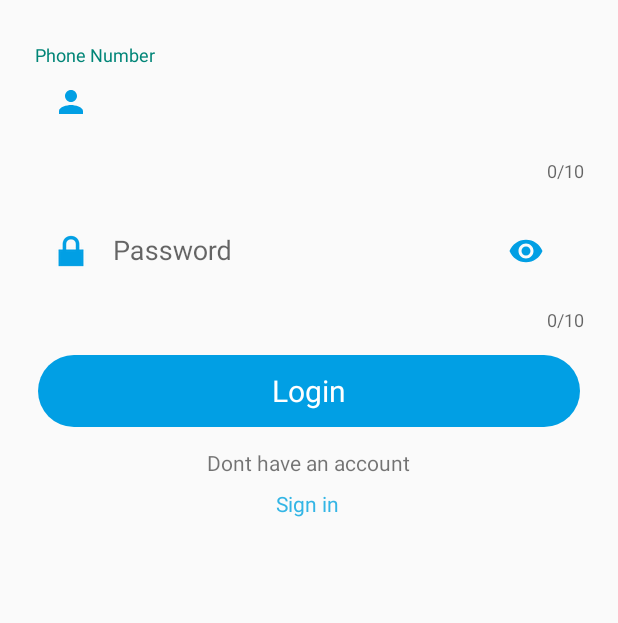
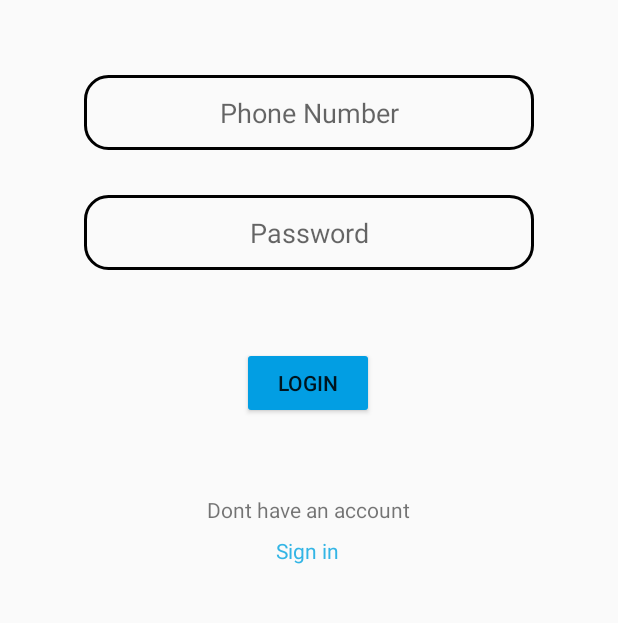
Before and after one commit to medhairya/Vrundavan-Solutions-App, an Android app: the loginpage screen opened directly, with no data from a screen before it, on a phone screen of 412 x 824 dp, the part 194-817 px from its top. Run offline under Robolectric (Android 15) with nearby library versions, the phone set to English and light mode, and no system bars; our stand-ins replace Firebase (no records; nobody signed in at launch, a user with empty details on screens opened directly).

Commit message:
Commit 7

```diff
--- a/app/src/main/java/com/dhairya/vrundavansolutions/loginpage.java
+++ b/app/src/main/java/com/dhairya/vrundavansolutions/loginpage.java
@@ -1,64 +1,107 @@
 package com.dhairya.vrundavansolutions;
 
+import android.app.ProgressDialog;
+import android.content.Intent;
+import  android.os.Bundle;
+import android.text.TextUtils;
+import android.view.View;
+import android.widget.Button;
+import android.widget.EditText;
+import android.widget.Toast;
+
+import androidx.annotation.NonNull;
 import androidx.appcompat.app.AppCompatActivity;
 
-import android.annotation.SuppressLint;
-import android.content.Intent;
-import android.os.Bundle;
-import android.os.Handler;
-import android.view.View;
-import android.widget.RelativeLayout;
-import android.widget.TextView;
-
-import com.airbnb.lottie.LottieAnimationView;
+import com.dhairya.vrundavansolutions.Model.Users;
+import com.google.firebase.database.DataSnapshot;
+import com.google.firebase.database.DatabaseError;
+import com.google.firebase.database.DatabaseReference;
+import com.google.firebase.database.FirebaseDatabase;
+import com.google.firebase.database.ValueEventListener;
 
 public class loginpage extends AppCompatActivity {
 
-    TextView textView;
-    RelativeLayout buttonLayout;
-    TextView buttonText;
-    LottieAnimationView buttonAnimation;
-    public static final int TIMER = 2000;
+    private EditText PhoneNumber, Password ;
+    Button LoginButton;
+    private ProgressDialog loadingBar;
+    private String parentDbName = "Users";
 
-    @SuppressLint("WrongViewCast")
+
     @Override
-    protected void onCreate(Bundle savedInstanceState) {
+    protected void onCreate(Bundle savedInstanceState){
         super.onCreate(savedInstanceState);
         setContentView(R.layout.activity_loginpage);
 
-        textView= findViewById(R.id.textView2);
-        textView.setOnClickListener(new View.OnClickListener() {
+        PhoneNumber = findViewById(R.id.ePhoneNumber);
+        Password = findViewById(R.id.ePassword);
+        LoginButton = findViewById(R.id.eLogin);
+        loadingBar = new ProgressDialog(this);
+
+
+        LoginButton.setOnClickListener(new View.OnClickListener() {
             @Override
             public void onClick(View v) {
-                Intent intent = new Intent(loginpage.this, registrationpage.class);
-                startActivity(intent);
+                LoginUser();
             }
         });
 
-    buttonLayout = findViewById(R.id.registerButton);
-    buttonText = findViewById(R.id.button_text);
-    buttonAnimation = findViewById(R.id.button_animation);
 
-    buttonLayout.setOnClickListener(new View.OnClickListener() {
-        @Override
-        public void onClick(View v) {
-            buttonAnimation.setVisibility(View.VISIBLE);
-            buttonAnimation.playAnimation();
-            buttonText.setVisibility(View.GONE);
-            new Handler().postDelayed(this::resetButton, TIMER);
+    }
+
+    private void LoginUser() {
+        String phone = PhoneNumber.getText().toString();
+        String password = Password.getText().toString();
+
+
+        if (TextUtils.isEmpty(phone)) {
+            Toast.makeText(this, "Please Enter Phone Number", Toast.LENGTH_SHORT).show();
         }
-        private void resetButton() {
-            //make Lottie Animation
-            buttonAnimation.pauseAnimation();
-            buttonAnimation.setVisibility(View.GONE);
-            buttonText.setVisibility(View.VISIBLE);
-            //start new activity from bellow
-            startActivity(new Intent(getApplicationContext(),home.class));
+        else if (TextUtils.isEmpty(password)) {
+            Toast.makeText(this, "Please Enter Password", Toast.LENGTH_SHORT).show();
+        }
+        else{
+            loadingBar.setTitle("Loging to Your Account");
+            loadingBar.setMessage("Loading...");
+            loadingBar.setCanceledOnTouchOutside(false);
+            loadingBar.show();
 
+
+            AllowAccessToAccount(phone,password);
         }
 
-    });
+    }
 
+    private void AllowAccessToAccount(String phone, String password) {
+        final DatabaseReference RootRef;
+        RootRef = FirebaseDatabase.getInstance().getReference();
 
+        RootRef.addListenerForSingleValueEvent(new ValueEventListener() {
+            @Override
+            public void onDataChange(@NonNull DataSnapshot dataSnapshot) {
+                if(dataSnapshot.child(parentDbName).child(phone).exists()){
+                    Users usersData = dataSnapshot.child(parentDbName).child(phone).getValue(Users.class);
+                    if (usersData.getPhone().equals(phone)){
+                        if (usersData.getPassword().equals(password)){
+
+                            Toast.makeText(loginpage.this, "Login Successfull", Toast.LENGTH_SHORT).show();
+                            loadingBar.dismiss();
+
+                            Intent intent = new Intent(loginpage.this, home.class);
+                            startActivity(intent);
+                        }
+
+                    }
+                }
+                else {
+                    Toast.makeText(loginpage.this, "Phone Number "+phone+" do not exists", Toast.LENGTH_SHORT).show();
+                    loadingBar.dismiss();
+                }
+            }
+
+            @Override
+            public void onCancelled(@NonNull DatabaseError error) {
+
+            }
+        });
     }
 }
--- a/app/src/main/res/layout/activity_loginpage.xml
+++ b/app/src/main/res/layout/activity_loginpage.xml
@@ -21,73 +21,60 @@
         app:layout_constraintVertical_bias="0.168"
         app:srcCompat="@drawable/logo" />
 
-    <com.google.android.material.textfield.TextInputLayout
-        android:id="@+id/layoutName"
-        android:layout_width="366dp"
-        android:layout_height="91dp"
-        android:layout_marginStart="30dp"
-        android:layout_marginTop="30dp"
-        android:layout_marginEnd="30dp"
-        android:hint="@string/phone_number_text"
-        app:boxBackgroundMode="outline"
-        app:counterEnabled="true"
-        app:counterMaxLength="10"
-        app:endIconMode="clear_text"
-        app:endIconTint="#019FE4"
+    <EditText
+        android:id="@+id/ePhoneNumber"
+        android:layout_width="300dp"
+        android:layout_height="50dp"
+        android:layout_marginTop="50dp"
+        android:autofillHints=""
+        android:background="@drawable/ovalshape"
+        android:ems="10"
+        android:gravity="center"
+        android:hint="@string/phone_number"
+        android:inputType="phone"
         app:layout_constraintEnd_toEndOf="parent"
         app:layout_constraintStart_toStartOf="parent"
         app:layout_constraintTop_toBottomOf="@+id/logo"
-        app:startIconDrawable="@drawable/baseline_person_24"
-        app:startIconTint="#019FE4">
+        tools:ignore="TextFields" />
 
-        <com.google.android.material.textfield.TextInputEditText
-            android:id="@+id/eTextName"
-            android:layout_width="351dp"
-            android:layout_height="66dp"
-            android:background="@android:color/transparent"
-            android:inputType="phone" />
-    </com.google.android.material.textfield.TextInputLayout>
-
-    <com.google.android.material.textfield.TextInputLayout
-        android:id="@+id/layoutPassword"
-        android:layout_width="366dp"
-        android:layout_height="93dp"
-        android:layout_marginStart="30dp"
-        android:layout_marginTop="8dp"
-        android:layout_marginEnd="30dp"
-        android:hint="@string/password_text"
-        app:boxBackgroundMode="outline"
-        app:boxStrokeColor="#FFFFFF"
-        app:counterEnabled="true"
-        app:counterMaxLength="10"
-        app:endIconMode="password_toggle"
-        app:endIconTint="#019FE4"
+    <EditText
+        android:id="@+id/ePassword"
+        android:layout_width="300dp"
+        android:layout_height="50dp"
+        android:layout_marginTop="30dp"
+        android:autofillHints=""
+        android:background="@drawable/ovalshape"
+        android:ems="10"
+        android:gravity="center"
+        android:hint="@string/password_string"
+        android:inputType="textPersonName"
         app:layout_constraintEnd_toEndOf="parent"
         app:layout_constraintStart_toStartOf="parent"
-        app:layout_constraintTop_toBottomOf="@+id/layoutName"
-        app:startIconDrawable="@android:drawable/ic_lock_lock"
-        app:startIconTint="#019FE4">
+        app:layout_constraintTop_toBottomOf="@+id/ePhoneNumber"
+        tools:ignore="TextFields" />
 
-        <com.google.android.material.textfield.TextInputEditText
-            android:id="@+id/eTextPassword"
-            android:layout_width="351dp"
-            android:layout_height="66dp"
-            android:background="@android:color/transparent"
-            android:inputType="textPassword"
-            android:outlineProvider="none"
-            android:textColorHint="#0277BD" />
-    </com.google.android.material.textfield.TextInputLayout>
+    <Button
+        android:id="@+id/eLogin"
+        android:layout_width="wrap_content"
+        android:layout_height="wrap_content"
+        android:backgroundTint="#029EE3"
+        android:text="@string/logintext"
+        app:layout_constraintBottom_toTopOf="@+id/textView1"
+        app:layout_constraintEnd_toEndOf="parent"
+        app:layout_constraintHorizontal_bias="0.498"
+        app:layout_constraintStart_toStartOf="parent"
+        app:layout_constraintTop_toBottomOf="@+id/ePassword" />
 
     <TextView
         android:id="@+id/textView1"
         android:layout_width="wrap_content"
         android:layout_height="wrap_content"
-        android:layout_marginTop="76dp"
+        android:layout_marginTop="150dp"
         android:text="@string/dont_have_an_account"
         app:layout_constraintEnd_toEndOf="parent"
         app:layout_constraintHorizontal_bias="0.498"
         app:layout_constraintStart_toStartOf="parent"
-        app:layout_constraintTop_toBottomOf="@+id/layoutPassword" />
+        app:layout_constraintTop_toBottomOf="@+id/ePassword" />
 
     <TextView
         android:id="@+id/textView2"
@@ -102,43 +89,5 @@
         app:layout_constraintTop_toBottomOf="@+id/textView1"
         tools:ignore="TextContrastCheck" />
 
-    <RelativeLayout
-        android:id="@id/registerButton"
-        android:layout_width="match_parent"
-        android:layout_height="48dp"
-        android:layout_margin="25dp"
-        android:background="@drawable/blue_button_background_ripple"
-        android:clickable="true"
-        android:contentDescription="@string/this_is_button"
-        app:layout_constraintBottom_toTopOf="@+id/textView1"
-        app:layout_constraintEnd_toEndOf="@+id/layoutPassword"
-        app:layout_constraintHorizontal_bias="0.4"
-        app:layout_constraintStart_toStartOf="@+id/layoutPassword"
-        app:layout_constraintTop_toBottomOf="@+id/layoutPassword"
-        tools:ignore="RedundantDescriptionCheck"
-        android:focusable="true">
-
-
-        <TextView
-            android:id="@+id/button_text"
-            android:layout_width="wrap_content"
-            android:layout_height="wrap_content"
-            android:layout_centerInParent="true"
-            android:text="@string/logintext"
-            android:textColor="@color/white"
-            android:textSize="20sp" />
-
-        <com.airbnb.lottie.LottieAnimationView
-            android:id="@+id/button_animation"
-            android:layout_width="48dp"
-            android:layout_height="48dp"
-            android:layout_centerInParent="true"
-            android:visibility="gone"
-            app:lottie_autoPlay="false"
-            app:lottie_loop="true"
-            app:lottie_rawRes="@raw/animation" />
-
-    </RelativeLayout>
-
 
 </androidx.constraintlayout.widget.ConstraintLayout>
--- a/app/src/main/res/layout/activity_registratiopage.xml
+++ b/app/src/main/res/layout/activity_registratiopage.xml
@@ -200,7 +200,7 @@
                 app:layout_constraintTop_toBottomOf="@+id/textView19" />
 
             <Button
-                android:id="@+id/registerButton"
+                android:id="@+id/eLoginButton"
                 android:layout_width="wrap_content"
                 android:layout_height="wrap_content"
                 android:layout_marginTop="20dp"
--- a/app/src/main/res/values/strings.xml
+++ b/app/src/main/res/values/strings.xml
@@ -78,4 +78,6 @@
     <string name="gina_soda_white_limca_200_ml">Gina Soda White Limca(200 mL)</string>
     <string name="enter_your_shop_address">Enter Your Shop Address</string>
     <string name="test">Test Crash</string>
+    <string name="phone_number">Phone Number</string>
+    <string name="password_string">Password</string>
 </resources>
```
Also changed, not shown: app/src/main/java/com/dhairya/vrundavansolutions/registrationpage.java (+16 -11 lines).
